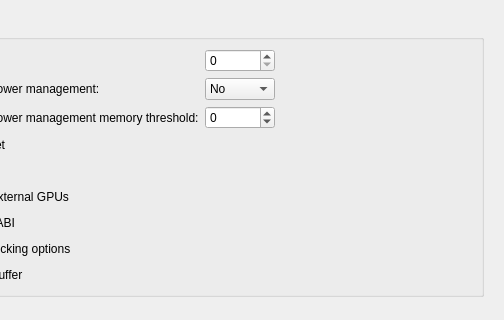
Qt form src/settingsdialog.ui (Shatur/optimus-manager-qt) before a commit; both pictures show x 296 to 800 and y 0 to 320 of the 800 by 552 pixel window.
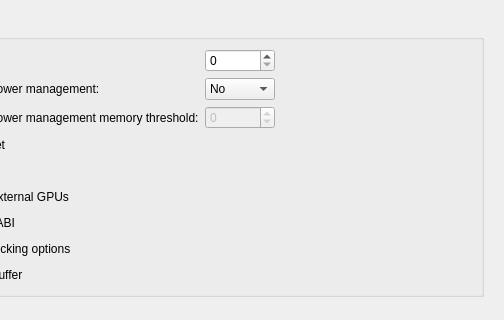
The same form after that commit. The open tabs and pages were chosen to show the change. Icons and pictures are not drawn.

Commit message: Enable dynamic power management memory treshold only for Fine mode

What changed in the file:
```diff
--- a/src/settingsdialog.ui
+++ b/src/settingsdialog.ui
@@ -1066,6 +1066,9 @@
            </item>
            <item row="2" column="1">
             <widget class="QSpinBox" name="nvidiaDynamicPowerManagementThresholdSpinBox">
+             <property name="enabled">
+              <bool>false</bool>
+             </property>
              <property name="toolTip">
               <string>&lt;html&gt;&lt;head/&gt;&lt;body&gt;&lt;p&gt;The Nvidia driver handles power to the video memory separately from the rest of GPU&lt;/p&gt;&lt;p&gt;When dynamic power management set to &lt;span style=&quot; font-style:italic;&quot;&gt;Fine&lt;/span&gt;, this options controls the threshold of memory utilization under which the memory is put in a low-power state&lt;/p&gt;&lt;p&gt;Set to -1 for the default (200MB)&lt;/p&gt;&lt;p&gt;Setting this value to 0 keeps the memory powered at all times&lt;/p&gt;&lt;/body&gt;&lt;/html&gt;</string>
              </property>
```
Left out of the diff: 17 changed lines with no effect on the pictures. The commit also changes 2 other files.
